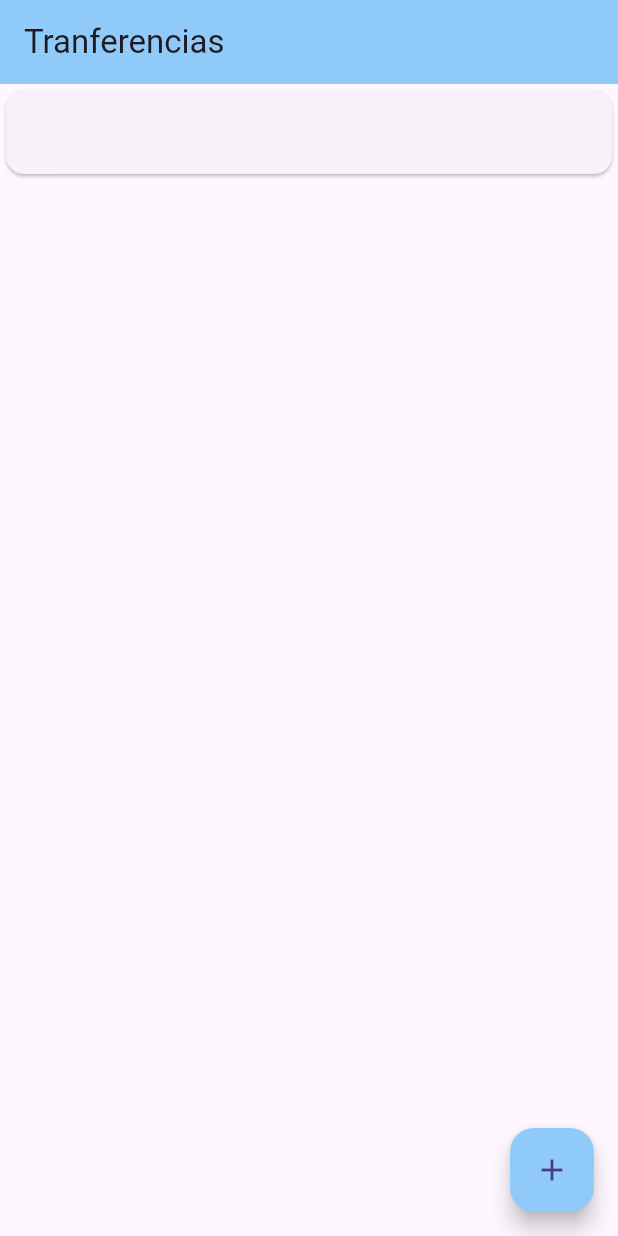
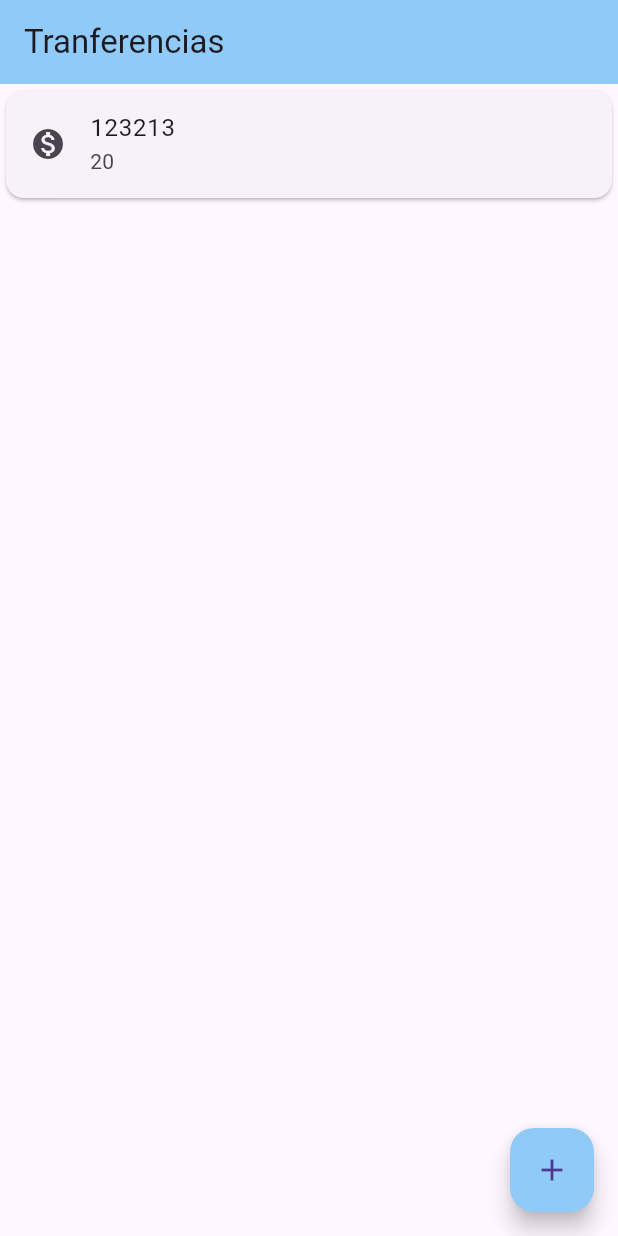
Before and after one commit to dudurb17/bytebank, a Flutter app: the screen it shows after launch, on a phone screen of 412 x 824 dp. Run offline on Flutter 3.47's test engine with Material 3 defaults, Android fonts, the phone set to English and light mode, and no system bars.

Commit message:
utilizando a refatoração

```diff
--- a/lib/main.dart
+++ b/lib/main.dart
@@ -1,14 +1,14 @@
+import 'package:flutter/cupertino.dart';
 import 'package:flutter/material.dart';
 import 'package:flutter/widgets.dart';
 
 void main() => runApp(
       MaterialApp(
         home: Scaffold(
-          body: const Card(child: ListTile()),
+          body: ListaTransferencia(),
           appBar: AppBar(
-            title: const Text('Tranferencias'),
-            backgroundColor: Colors.blue.shade200,
-          ),
+              title: const Text('Tranferencias'),
+              backgroundColor: Colors.blue.shade200),
           floatingActionButton: FloatingActionButton(
             child: Icon(Icons.add),
             backgroundColor: Colors.blue.shade200,
@@ -17,3 +17,30 @@ void main() => runApp(
         ),
       ),
     );
+
+class ListaTransferencia extends StatelessWidget {
+  @override
+  Widget build(BuildContext context) {
+    return Column(children: <Widget>[
+      ItemTransferencia(titulo: "123213", numeroConta: "20"),
+    ]);
+  }
+}
+
+class ItemTransferencia extends StatelessWidget {
+  final String titulo;
+  final String numeroConta;
+
+  ItemTransferencia({required this.titulo, required this.numeroConta});
+
+  @override
+  Widget build(BuildContext context) {
+    // TODO: implement build
+    return Card(
+        child: ListTile(
+      leading: Icon(Icons.monetization_on),
+      title: Text(titulo),
+      subtitle: Text(numeroConta),
+    ));
+  }
+}
```
